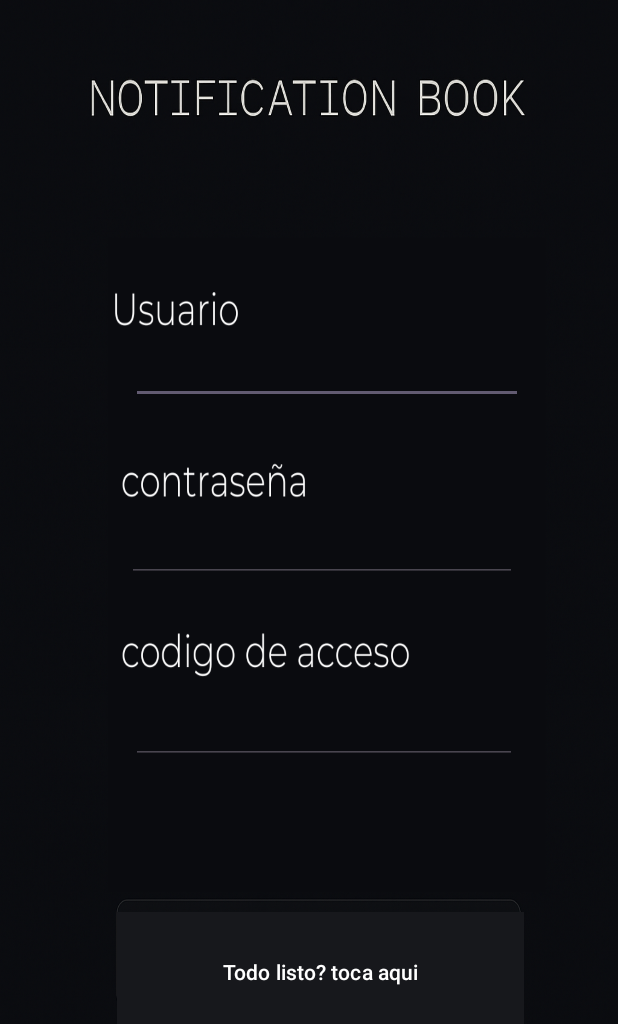
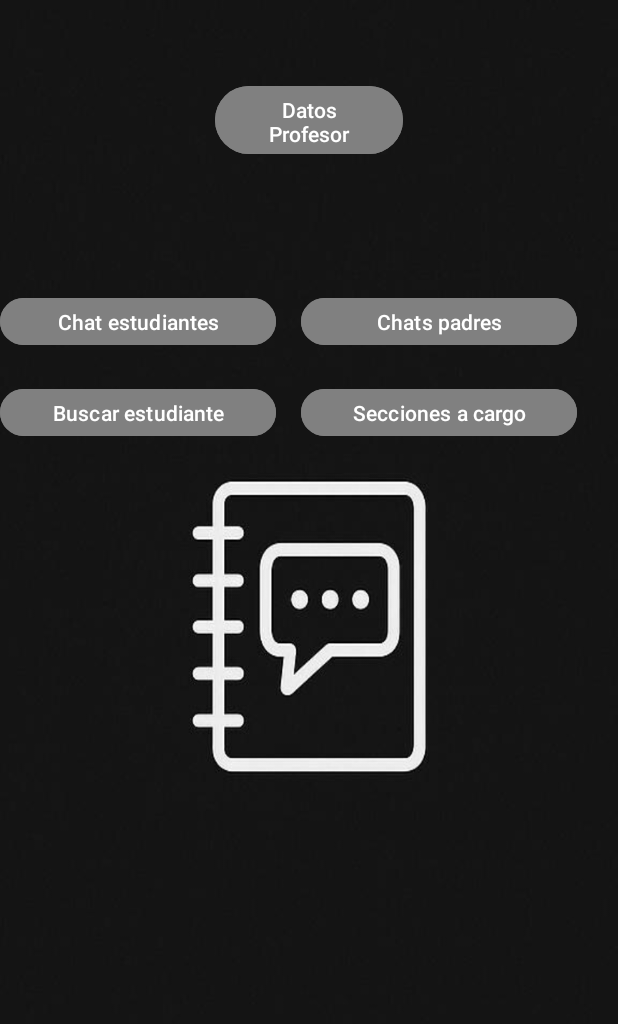
Before and after one commit to weoxz/proyecto-expo-t-cnica, an Android app: the screen it shows after launch (SecondSignScreen before the commit, ProfesorActividad after it), after a tap on "Aun no tengo cuenta", on a phone screen of 412 x 824 dp. Shown: the top 1024 px of the screen. Run offline under Robolectric (Android 15) with nearby library versions, the phone set to English and light mode, and no system bars; our stand-ins replace Volley.

Commit message:
se añadio el perfil de profesor y funciones y diseño!!

```diff
--- a/app/loginscreen/src/main/AndroidManifest.xml
+++ b/app/loginscreen/src/main/AndroidManifest.xml
@@ -1,5 +1,5 @@
 <?xml version="1.0" encoding="utf-8"?>
-<manifest xmlns:android="http://schemas.android.com/apk/res/android" >
+<manifest xmlns:android="http://schemas.android.com/apk/res/android">
     <!-- Permisos para internet y selección de imágenes -->
     <uses-feature
         android:name="android.hardware.camera"
@@ -18,7 +18,10 @@
         android:roundIcon="@mipmap/ic_launcher_round"
         android:supportsRtl="true"
         android:theme="@style/Theme.CuadernoDeComunicaciones"
-        android:usesCleartextTraffic="true" >
+        android:usesCleartextTraffic="true">
+        <activity
+            android:name=".ProfesorActividad"
+            android:exported="false" />
         <activity
             android:name=".ProfileOfStudents"
             android:exported="false" />
@@ -34,7 +37,7 @@
             android:exported="false" />
         <activity
             android:name=".LoginScreen"
-            android:exported="true" >
+            android:exported="true">
             <intent-filter>
                 <action android:name="android.intent.action.MAIN" />
 
@@ -45,7 +48,7 @@
             android:name="androidx.core.content.FileProvider"
             android:authorities="${applicationId}.fileprovider"
             android:exported="false"
-            android:grantUriPermissions="true" >
+            android:grantUriPermissions="true">
             <meta-data
                 android:name="android.support.FILE_PROVIDER_PATHS"
                 android:resource="@xml/file_paths" />
--- a/app/loginscreen/src/main/java/com/example/loginscreen/LoginScreen.kt
+++ b/app/loginscreen/src/main/java/com/example/loginscreen/LoginScreen.kt
@@ -42,7 +42,7 @@ class LoginScreen : AppCompatActivity() {
         }
 
         btnIrRegistro.setOnClickListener {
-            startActivity(Intent(this, SecondSignScreen::class.java))
+            startActivity(Intent(this, ProfesorActividad::class.java))
         }
     }
 
--- /dev/null
+++ b/app/loginscreen/src/main/java/com/example/loginscreen/ProfesorActividad.kt
@@ -0,0 +1,108 @@
+package com.example.loginscreen
+
+import android.os.Bundle
+import android.view.View
+import android.widget.*
+import androidx.activity.enableEdgeToEdge
+import androidx.appcompat.app.AlertDialog
+import androidx.appcompat.app.AppCompatActivity
+import androidx.core.content.ContextCompat
+import androidx.core.view.ViewCompat
+import androidx.core.view.WindowInsetsCompat
+
+class ProfesorActividad : AppCompatActivity() {
+
+    private var nombreEstudianteBuscado: String? = null
+
+    override fun onCreate(savedInstanceState: Bundle?) {
+        super.onCreate(savedInstanceState)
+        enableEdgeToEdge()
+        setContentView(R.layout.activity_profesor_actividad)
+
+        ViewCompat.setOnApplyWindowInsetsListener(findViewById(R.id.main)) { v, insets ->
+            val systemBars = insets.getInsets(WindowInsetsCompat.Type.systemBars())
+            v.setPadding(systemBars.left, systemBars.top, systemBars.right, systemBars.bottom)
+            insets
+        }
+
+        val btnSeccionesACargo = findViewById<Button>(R.id.btnSeccionesACargo)
+        val btnBuscarEstudiante = findViewById<Button>(R.id.btnBuscarEstudiante)
+        val btnEnviarPadre = findViewById<Button>(R.id.btnEnviarPadre)
+        val btnEnviarHijo = findViewById<Button>(R.id.btnEnviarHijo)
+        val btnDatosEstudiante = findViewById<Button>(R.id.btnDatosEstudiante)
+        val tvDatosProfesor = findViewById<TextView>(R.id.tvDatosProfesor)
+
+        btnSeccionesACargo.setOnClickListener {
+            cambiarColorBoton(it as Button)
+            Toast.makeText(this, "Secciones a cargo: 7-1, 8-2, 9-3", Toast.LENGTH_SHORT).show()
+        }
+
+        btnBuscarEstudiante.setOnClickListener {
+            cambiarColorBoton(it as Button)
+
+            val input = EditText(this)
+            input.hint = "Escriba el nombre del estudiante"
+
+            AlertDialog.Builder(this)
+                .setTitle("Buscar estudiante")
+                .setView(input)
+                .setPositiveButton("Buscar") { _, _ ->
+                    val nombre = input.text.toString().trim()
+                    if (nombre.isNotEmpty()) {
+                        nombreEstudianteBuscado = nombre
+                        Toast.makeText(this, "Estudiante '$nombre' encontrado.", Toast.LENGTH_SHORT).show()
+                    } else {
+                        Toast.makeText(this, "Nombre vacío. Intente de nuevo.", Toast.LENGTH_SHORT).show()
+                    }
+                }
+                .setNegativeButton("Cancelar", null)
+                .show()
+        }
+
+        btnEnviarPadre.setOnClickListener {
+            cambiarColorBoton(it as Button)
+            if (nombreEstudianteBuscado.isNullOrBlank()) {
+                Toast.makeText(this, "Primero busque al estudiante", Toast.LENGTH_SHORT).show()
+            } else {
+                mostrarDialogoMensaje("padre", nombreEstudianteBuscado!!)
+            }
+        }
+
+        btnEnviarHijo.setOnClickListener {
+            cambiarColorBoton(it as Button)
+            if (nombreEstudianteBuscado.isNullOrBlank()) {
+                Toast.makeText(this, "Primero busque al estudiante", Toast.LENGTH_SHORT).show()
+            } else {
+                mostrarDialogoMensaje("estudiante", nombreEstudianteBuscado!!)
+            }
+        }
+
+        btnDatosEstudiante.setOnClickListener {
+            cambiarColorBoton(it as Button)
+            tvDatosProfesor.visibility = View.VISIBLE
+        }
+    }
+
+    private fun cambiarColorBoton(boton: Button) {
+        boton.setBackgroundColor(ContextCompat.getColor(this, R.color.dark_gray))
+    }
+
+    private fun mostrarDialogoMensaje(destino: String, nombreEstudiante: String) {
+        val editText = EditText(this)
+        editText.hint = "Escriba el mensaje para el $destino"
+
+        AlertDialog.Builder(this)
+            .setTitle("Mensaje al $destino de $nombreEstudiante")
+            .setView(editText)
+            .setPositiveButton("Enviar") { _, _ ->
+                val mensaje = editText.text.toString()
+                if (mensaje.isNotBlank()) {
+                    Toast.makeText(this, "Mensaje enviado al $destino: $mensaje", Toast.LENGTH_LONG).show()
+                } else {
+                    Toast.makeText(this, "El mensaje está vacío", Toast.LENGTH_SHORT).show()
+                }
+            }
+            .setNegativeButton("Cancelar", null)
+            .show()
+    }
+}
--- /dev/null
+++ b/app/loginscreen/src/main/res/layout/activity_profesor_actividad.xml
@@ -0,0 +1,111 @@
+<?xml version="1.0" encoding="utf-8"?>
+<androidx.constraintlayout.widget.ConstraintLayout xmlns:android="http://schemas.android.com/apk/res/android"
+    xmlns:app="http://schemas.android.com/apk/res-auto"
+    xmlns:tools="http://schemas.android.com/tools"
+    android:id="@+id/main"
+    android:layout_width="match_parent"
+    android:layout_height="match_parent"
+    android:background="@drawable/studentimagennn"
+    tools:context=".ProfesorActividad">
+
+    <!-- Botón Datos Profesor -->
+
+    <!-- Texto de datos del profesor, oculto por defecto -->
+
+    <Button
+        android:id="@+id/btnDatosEstudiante"
+        android:layout_width="125dp"
+        android:layout_height="53dp"
+        android:backgroundTint="@color/gray"
+        android:text="Datos Profesor"
+        android:textColor="@color/white"
+        app:layout_constraintBottom_toBottomOf="parent"
+        app:layout_constraintEnd_toEndOf="parent"
+        app:layout_constraintStart_toStartOf="parent"
+        app:layout_constraintTop_toTopOf="parent"
+        app:layout_constraintVertical_bias="0.069" />
+
+    <TextView
+        android:id="@+id/tvDatosProfesor"
+        android:layout_width="wrap_content"
+        android:layout_height="wrap_content"
+        android:text="Nombre:\nCédula:\nEnseñanzas:"
+        android:textColor="@android:color/white"
+        android:textSize="20sp"
+        android:visibility="gone"
+        app:layout_constraintBottom_toBottomOf="parent"
+        app:layout_constraintEnd_toEndOf="parent"
+        app:layout_constraintHorizontal_bias="0.055"
+        app:layout_constraintStart_toStartOf="parent"
+        app:layout_constraintTop_toTopOf="parent"
+        app:layout_constraintVertical_bias="0.887" />
+
+
+
+    <!-- ScrollView (opcional) -->
+    <ScrollView
+        android:layout_width="411dp"
+        android:layout_height="0dp"
+        android:fillViewport="true" />
+
+    <!-- Botón Secciones a Cargo -->
+    <Button
+        android:id="@+id/btnSeccionesACargo"
+        android:layout_width="184dp"
+        android:layout_height="39dp"
+        android:backgroundTint="@color/gray"
+        android:text="Secciones a cargo"
+        android:textColor="@android:color/white"
+        app:layout_constraintBottom_toBottomOf="parent"
+        app:layout_constraintEnd_toEndOf="parent"
+        app:layout_constraintHorizontal_bias="0.881"
+        app:layout_constraintStart_toStartOf="parent"
+        app:layout_constraintTop_toTopOf="parent"
+        app:layout_constraintVertical_bias="0.325" />
+
+    <!-- Botón Buscar Estudiante -->
+    <Button
+        android:id="@+id/btnBuscarEstudiante"
+        android:layout_width="184dp"
+        android:layout_height="39dp"
+        android:backgroundTint="@color/gray"
+        android:text="Buscar estudiante"
+        android:textColor="@android:color/white"
+        app:layout_constraintBottom_toBottomOf="parent"
+        app:layout_constraintEnd_toEndOf="parent"
+        app:layout_constraintHorizontal_bias="0.0"
+        app:layout_constraintStart_toStartOf="parent"
+        app:layout_constraintTop_toTopOf="parent"
+        app:layout_constraintVertical_bias="0.325" />
+
+    <!-- Botón Chat Estudiantes -->
+    <Button
+        android:id="@+id/btnEnviarHijo"
+        android:layout_width="184dp"
+        android:layout_height="39dp"
+        android:backgroundTint="@color/gray"
+        android:text="Chat estudiantes"
+        android:textColor="@android:color/white"
+        app:layout_constraintBottom_toBottomOf="parent"
+        app:layout_constraintEnd_toEndOf="parent"
+        app:layout_constraintHorizontal_bias="0.0"
+        app:layout_constraintStart_toStartOf="parent"
+        app:layout_constraintTop_toTopOf="parent"
+        app:layout_constraintVertical_bias="0.248" />
+
+    <!-- Botón Chats Padres -->
+    <Button
+        android:id="@+id/btnEnviarPadre"
+        android:layout_width="184dp"
+        android:layout_height="39dp"
+        android:backgroundTint="@color/gray"
+        android:text="Chats padres"
+        android:textColor="@android:color/white"
+        app:layout_constraintBottom_toBottomOf="parent"
+        app:layout_constraintEnd_toEndOf="parent"
+        app:layout_constraintHorizontal_bias="0.881"
+        app:layout_constraintStart_toStartOf="parent"
+        app:layout_constraintTop_toTopOf="parent"
+        app:layout_constraintVertical_bias="0.248" />
+
+</androidx.constraintlayout.widget.ConstraintLayout>
--- a/app/loginscreen/src/main/res/values/colors.xml
+++ b/app/loginscreen/src/main/res/values/colors.xml
@@ -4,4 +4,6 @@
     <color name="white">#FFFFFFFF</color>
     <color name="gray">#FF808080</color>
     <color name="gray_light">#FFEEEEEE</color>
+    <color name="dark_gray">#616161</color>
+
 </resources>
```
